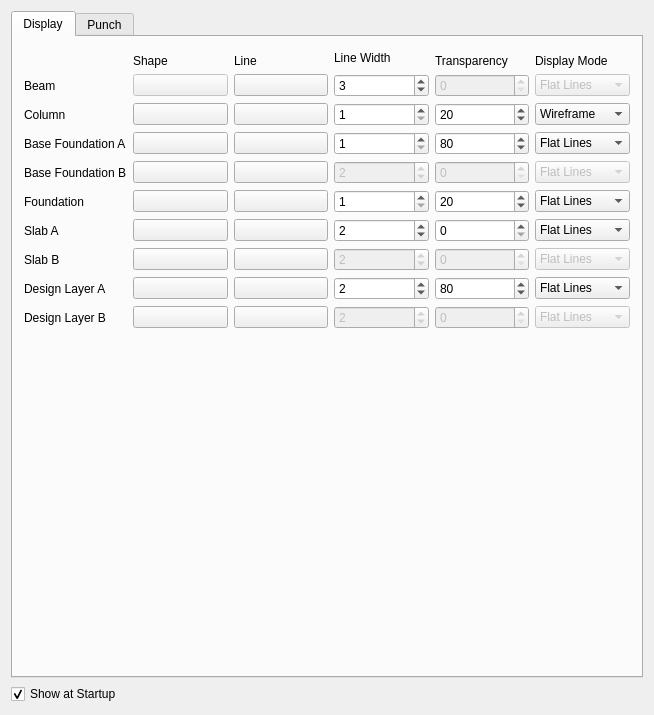
ebrahimraeyat/OSAFE, file ui/preferences-OSAFE_visual.ui: the form before one commit.
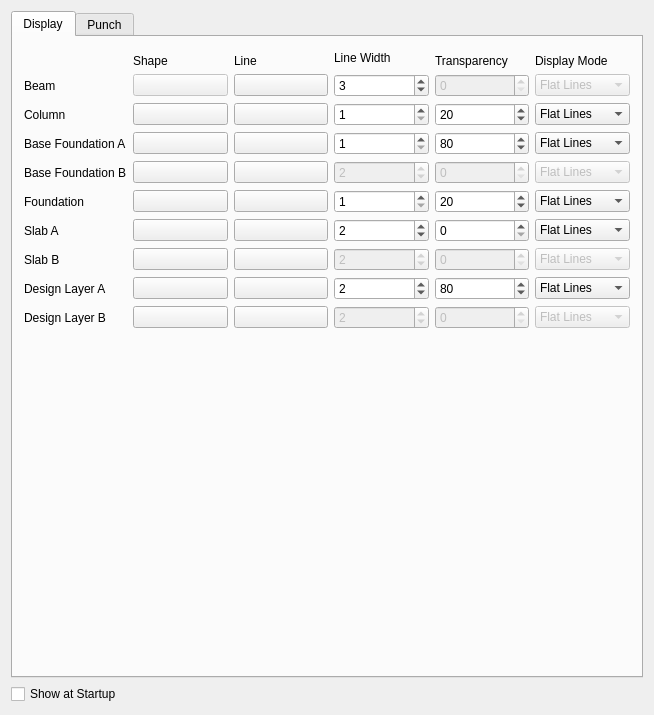
The form after the commit. Custom widgets are drawn as their Qt base class.

Commit message: Change default color of objects

```diff
--- a/ui/preferences-OSAFE_visual.ui
+++ b/ui/preferences-OSAFE_visual.ui
@@ -177,7 +177,7 @@
        <item row="3" column="5">
         <widget class="Gui::PrefComboBox" name="column_display_mode">
          <property name="currentIndex">
-          <number>2</number>
+          <number>0</number>
          </property>
          <property name="prefEntry" stdset="0">
           <cstring>column_display_mode</cstring>
@@ -1466,7 +1466,7 @@
       <string>Show at Startup</string>
      </property>
      <property name="checked">
-      <bool>true</bool>
+      <bool>false</bool>
      </property>
      <property name="prefEntry" stdset="0">
       <cstring>show_at_startup</cstring>
```
Left out of the diff: 24 changed lines with no effect on the pictures.
